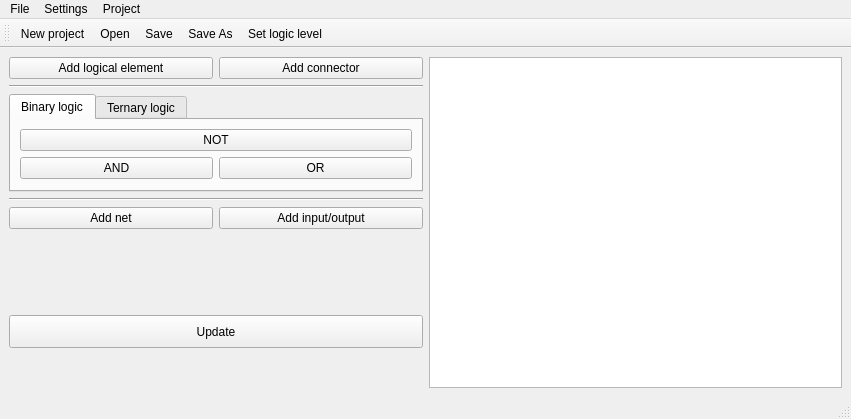
Above: mainwindow.ui from RomanovAG/Project-practice-ICIS-December before the change. Below: the same form after it.
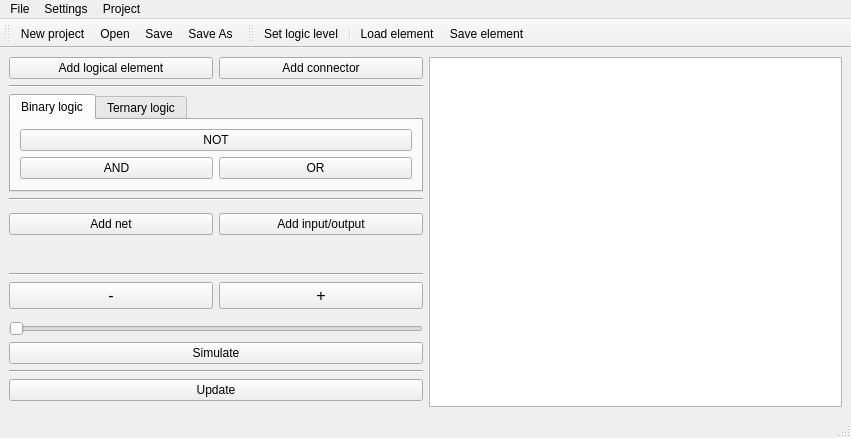
That is the form after the change. Icons and pictures are not drawn.

```diff
--- a/mainwindow.ui
+++ b/mainwindow.ui
@@ -39,26 +39,12 @@
     <enum>Qt::LeftToRight</enum>
    </property>
    <layout class="QGridLayout" name="gridLayout">
-    <item row="0" column="2" rowspan="9">
-     <widget class="QGraphicsView" name="graphicsView"/>
-    </item>
-    <item row="0" column="1">
-     <layout class="QGridLayout" name="gridLayout_4">
-      <item row="0" column="0">
-       <widget class="QPushButton" name="pushButton">
-        <property name="text">
-         <string>Add logical element</string>
-        </property>
-       </widget>
-      </item>
-      <item row="0" column="1">
-       <widget class="QPushButton" name="connector">
-        <property name="text">
-         <string>Add connector</string>
-        </property>
-       </widget>
-      </item>
-     </layout>
+    <item row="13" column="1">
+     <widget class="Line" name="line_4">
+      <property name="orientation">
+       <enum>Qt::Horizontal</enum>
+      </property>
+     </widget>
     </item>
     <item row="1" column="1">
      <widget class="Line" name="line">
@@ -67,8 +53,22 @@
       </property>
      </widget>
     </item>
-    <item row="7" column="1">
-     <widget class="QPushButton" name="pushButton_2">
+    <item row="3" column="1">
+     <widget class="Line" name="line_2">
+      <property name="orientation">
+       <enum>Qt::Horizontal</enum>
+      </property>
+     </widget>
+    </item>
+    <item row="11" column="1">
+     <widget class="QSlider" name="tickerSlider">
+      <property name="orientation">
+       <enum>Qt::Horizontal</enum>
+      </property>
+     </widget>
+    </item>
+    <item row="14" column="1">
+     <widget class="QPushButton" name="updateButton">
       <property name="sizePolicy">
        <sizepolicy hsizetype="Minimum" vsizetype="Minimum">
         <horstretch>0</horstretch>
@@ -80,25 +80,29 @@
       </property>
      </widget>
     </item>
-    <item row="4" column="1">
-     <layout class="QGridLayout" name="gridLayout_2">
-      <item row="0" column="1">
-       <widget class="QPushButton" name="addInOut">
+    <item row="9" column="1">
+     <layout class="QGridLayout" name="gridLayout_5">
+      <item row="0" column="2">
+       <widget class="QPushButton" name="plusTickerButton">
+        <property name="font">
+         <font>
+          <pointsize>12</pointsize>
+         </font>
+        </property>
         <property name="text">
-         <string>Add input/output</string>
+         <string>+</string>
         </property>
        </widget>
       </item>
-      <item row="0" column="0">
-       <widget class="QPushButton" name="addNet">
-        <property name="sizePolicy">
-         <sizepolicy hsizetype="Preferred" vsizetype="Fixed">
-          <horstretch>0</horstretch>
-          <verstretch>0</verstretch>
-         </sizepolicy>
+      <item row="0" column="1">
+       <widget class="QPushButton" name="minusTickerButton">
+        <property name="font">
+         <font>
+          <pointsize>12</pointsize>
+         </font>
         </property>
         <property name="text">
-         <string>Add net</string>
+         <string>-</string>
         </property>
        </widget>
       </item>
@@ -153,7 +157,14 @@
       </widget>
      </widget>
     </item>
-    <item row="5" column="1">
+    <item row="12" column="1">
+     <widget class="QPushButton" name="simulateButton">
+      <property name="text">
+       <string>Simulate</string>
+      </property>
+     </widget>
+    </item>
+    <item row="6" column="1">
      <spacer name="horizontalSpacer">
       <property name="orientation">
        <enum>Qt::Horizontal</enum>
@@ -166,8 +177,53 @@
       </property>
      </spacer>
     </item>
-    <item row="3" column="1">
-     <widget class="Line" name="line_2">
+    <item row="5" column="1">
+     <layout class="QGridLayout" name="gridLayout_2">
+      <item row="0" column="1">
+       <widget class="QPushButton" name="addInOut">
+        <property name="text">
+         <string>Add input/output</string>
+        </property>
+       </widget>
+      </item>
+      <item row="0" column="0">
+       <widget class="QPushButton" name="addNet">
+        <property name="sizePolicy">
+         <sizepolicy hsizetype="Preferred" vsizetype="Fixed">
+          <horstretch>0</horstretch>
+          <verstretch>0</verstretch>
+         </sizepolicy>
+        </property>
+        <property name="text">
+         <string>Add net</string>
+        </property>
+       </widget>
+      </item>
+     </layout>
+    </item>
+    <item row="0" column="1">
+     <layout class="QGridLayout" name="gridLayout_4">
+      <item row="0" column="0">
+       <widget class="QPushButton" name="pushButton">
+        <property name="text">
+         <string>Add logical element</string>
+        </property>
+       </widget>
+      </item>
+      <item row="0" column="1">
+       <widget class="QPushButton" name="connector">
+        <property name="text">
+         <string>Add connector</string>
+        </property>
+       </widget>
+      </item>
+     </layout>
+    </item>
+    <item row="0" column="4" rowspan="16">
+     <widget class="QGraphicsView" name="graphicsView"/>
+    </item>
+    <item row="8" column="1">
+     <widget class="Line" name="line_3">
       <property name="orientation">
        <enum>Qt::Horizontal</enum>
       </property>
@@ -235,7 +291,21 @@
    <addaction name="actionOpen"/>
    <addaction name="actionSave"/>
    <addaction name="actionSave_As"/>
+  </widget>
+  <widget class="QToolBar" name="toolBar_2">
+   <property name="windowTitle">
+    <string>toolBar_2</string>
+   </property>
+   <attribute name="toolBarArea">
+    <enum>TopToolBarArea</enum>
+   </attribute>
+   <attribute name="toolBarBreak">
+    <bool>false</bool>
+   </attribute>
    <addaction name="actionSet_logic_level"/>
+   <addaction name="separator"/>
+   <addaction name="actionLoad_element"/>
+   <addaction name="actionSave_element"/>
   </widget>
   <action name="actionOpen">
    <property name="icon">
@@ -291,6 +361,16 @@
     <string>Ctrl+S</string>
    </property>
   </action>
+  <action name="actionSave_element">
+   <property name="text">
+    <string>Save element</string>
+   </property>
+  </action>
+  <action name="actionLoad_element">
+   <property name="text">
+    <string>Load element</string>
+   </property>
+  </action>
  </widget>
  <resources>
   <include location="resources.qrc"/>
```
Left out of the diff: 3 changed lines with no effect on the pictures.
